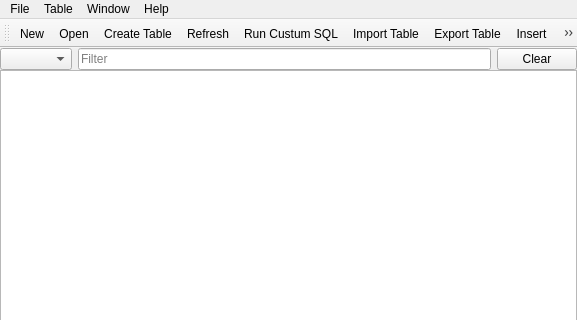
This is mainwindow.ui in informationsea/Hyokai as Qt 5 draws it before an edit; both pictures show x 0 to 577 and y 0 to 320 of the 577 by 493 pixel window. The edited form follows.
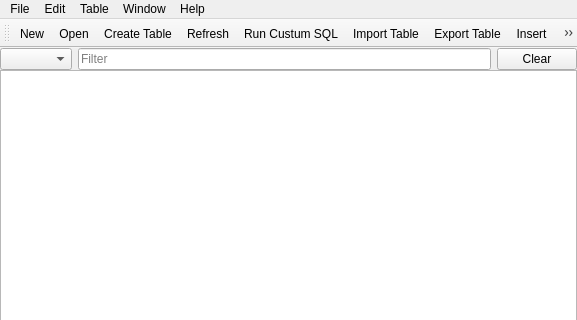
This is the edited form. Icons and pictures are not drawn.

Diff of the .ui file:
```diff
--- a/mainwindow.ui
+++ b/mainwindow.ui
@@ -111,7 +111,14 @@
      <string>Window</string>
     </property>
    </widget>
+   <widget class="QMenu" name="menuEdit">
+    <property name="title">
+     <string>Edit</string>
+    </property>
+    <addaction name="actionCopy"/>
+   </widget>
    <addaction name="menuFile"/>
+   <addaction name="menuEdit"/>
    <addaction name="menuTable"/>
    <addaction name="menuWindow"/>
    <addaction name="menuHelp"/>
```
Left out of the diff: 14 changed lines with no effect on the pictures.
